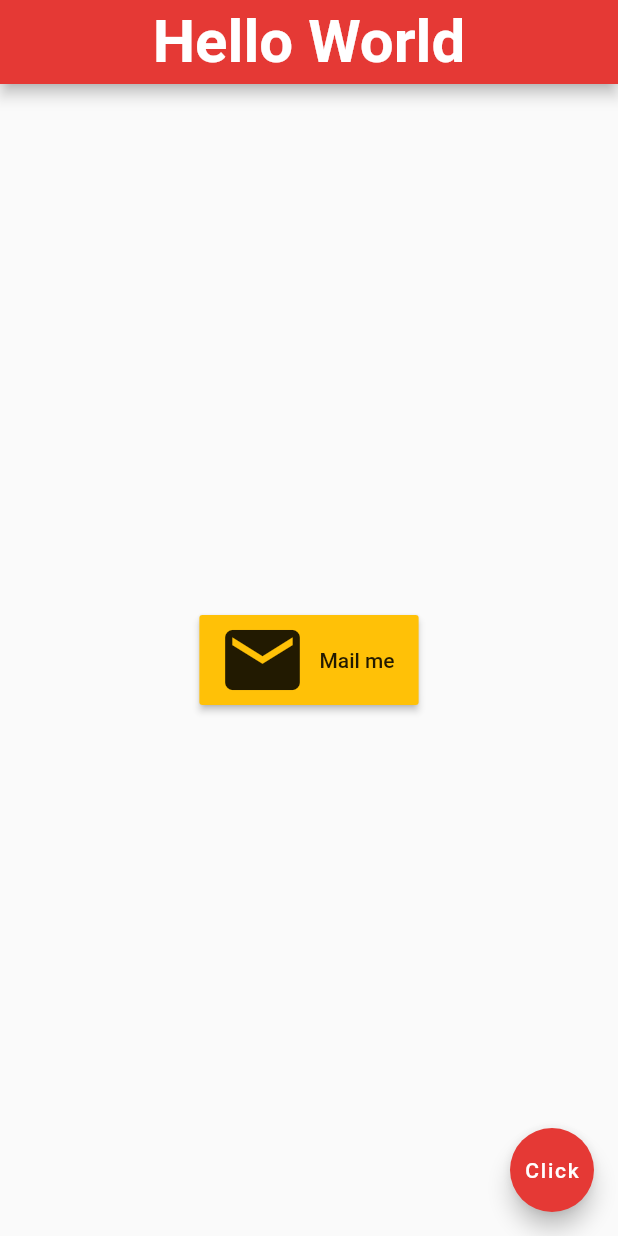
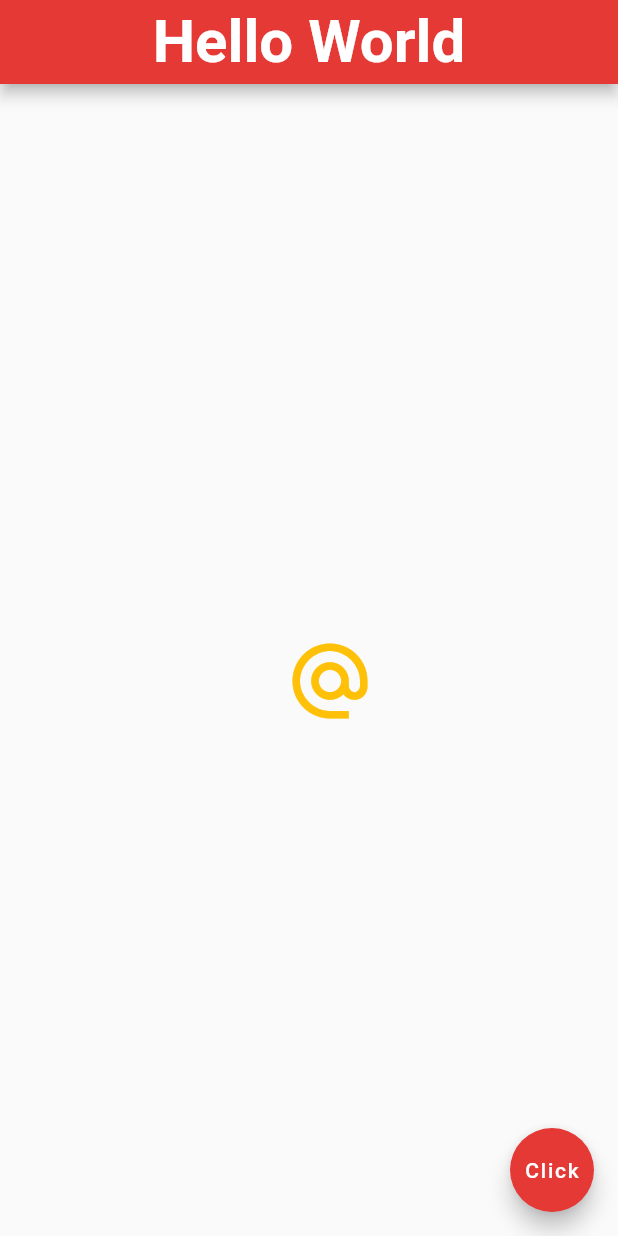
Before and after one commit to chittrakumari/my_first_flutter_project, a Flutter app: the screen it shows after launch, on a phone screen of 412 x 824 dp. Run offline on Flutter 3.47's test engine with Material 2 defaults, Android fonts, the phone set to English and light mode, and no system bars.

Commit message:
Buttons And Icons

```diff
--- a/lib/main.dart
+++ b/lib/main.dart
@@ -29,15 +29,16 @@ class Home extends StatelessWidget {
 
 
         body: Center(
-          child:RaisedButton.icon(
-            onPressed: (){},
-            icon: Icon(Icons.mail,
-            size: 60,),
-            color:Colors.amber,
-            label: Text('Mail me'),
-          )
-          ),
+          child: IconButton(
+    onPressed: (){
+      print('u clicked me');
+    },
+    icon: Icon(Icons.alternate_email,
+    size: 60.0),
+    color: Colors.amber,
 
+    ),
+        ),
 
 
 
```
